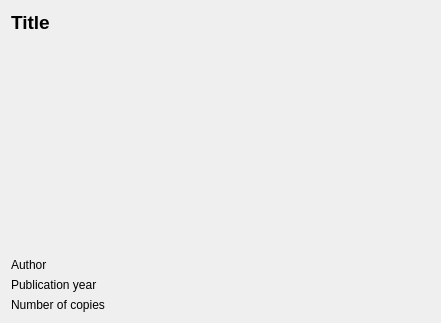
Old version of the form bookwidget.ui in the repository WawrzyniecKorzen/LibraryManagementSystem.
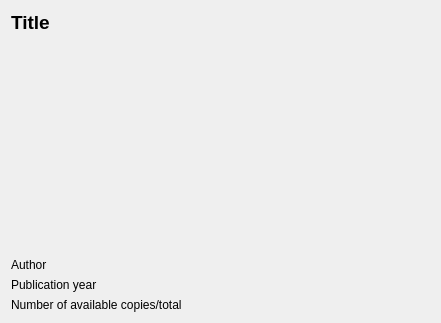
New version of the form.

Commit message: Number of copies added

What changed in the file:
```diff
--- a/bookwidget.ui
+++ b/bookwidget.ui
@@ -58,7 +58,7 @@
      <item row="3" column="0">
       <widget class="QLabel" name="copiesLabel">
        <property name="text">
-        <string>Number of copies</string>
+        <string>Number of available copies/total</string>
        </property>
       </widget>
      </item>
```
The commit also changes 7 other files.
